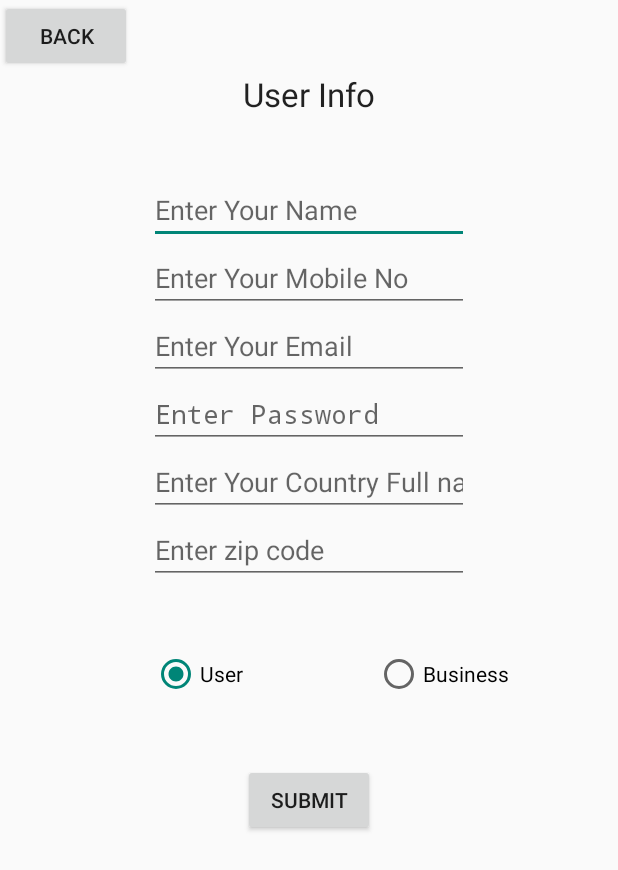
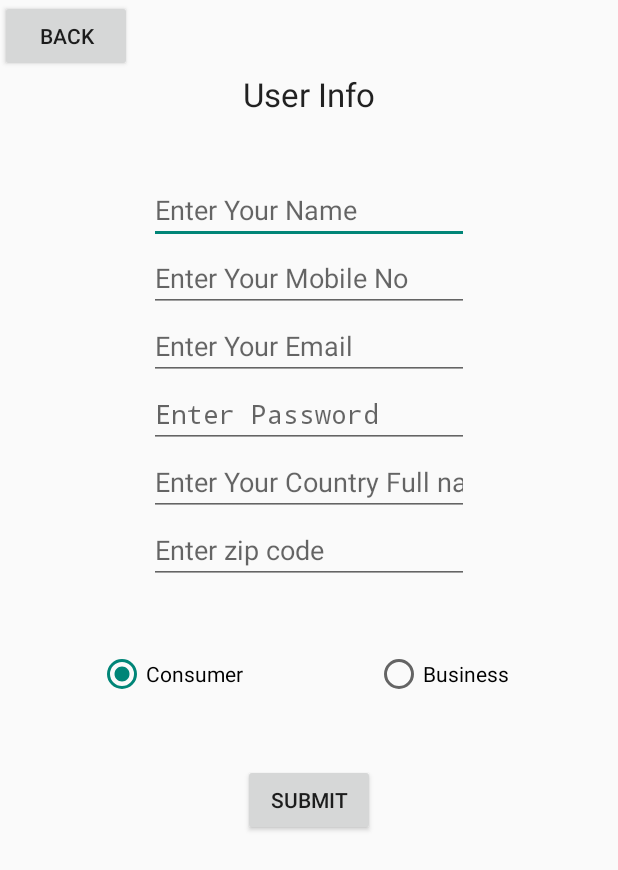
Before and after one commit to Hemaladani2711/Deals, an Android app: the NewUserDetailPage screen opened directly, with no data from a screen before it, on a phone screen of 412 x 824 dp. Shown: the top 870 px of the screen. Run offline under Robolectric (Android 15) with nearby library versions, the phone set to English and light mode, and no system bars; 3 statements that could not run were skipped.

Commit message:
Changed user to Consumer in newuserdetailpage.xml

```diff
--- a/app/src/main/java/com/example/webservices/WebSendNewUserData.java
+++ b/app/src/main/java/com/example/webservices/WebSendNewUserData.java
@@ -25,7 +25,7 @@ import java.util.ArrayList;
  * Created by Hemal on 12/15/2015.
  */
 public class WebSendNewUserData {
-    public static String URL="http://10.0.0.114/dealswebservice/getUserData.php";
+    public static String URL="http://134.154.22.174/dealswebservice/getUserData.php";
 
     String strUserName,strUserMobileNo,strUserEmail,strUserPW,strUserZipCode,strCountryName, strIsBusiness,strDateCreated;
     int userId;
--- a/app/src/main/res/layout/newuserdetailpage.xml
+++ b/app/src/main/res/layout/newuserdetailpage.xml
@@ -66,7 +66,7 @@
             android:layout_width="wrap_content"
             android:layout_height="wrap_content"
             android:checked="true"
-            android:text="User"
+            android:text="Consumer"
             android:layout_below="@+id/radioGroup1"
             android:layout_toLeftOf="@+id/btnUserSubmit"
             android:layout_toStartOf="@+id/btnUserSubmit"
```
Also changed, not shown: 62 other files.
